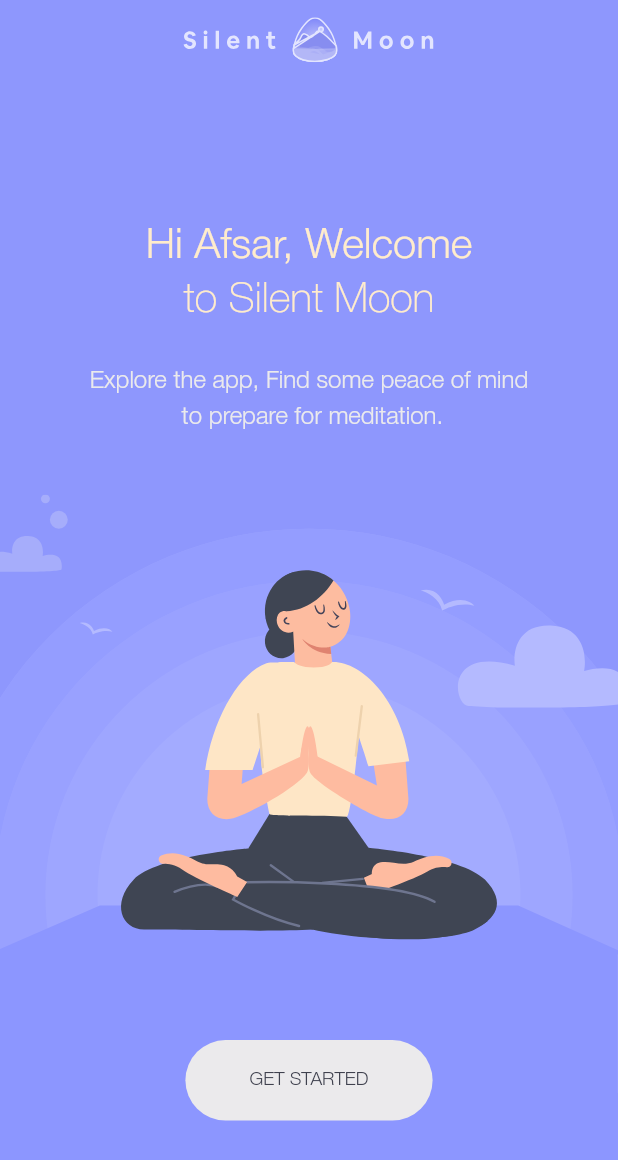
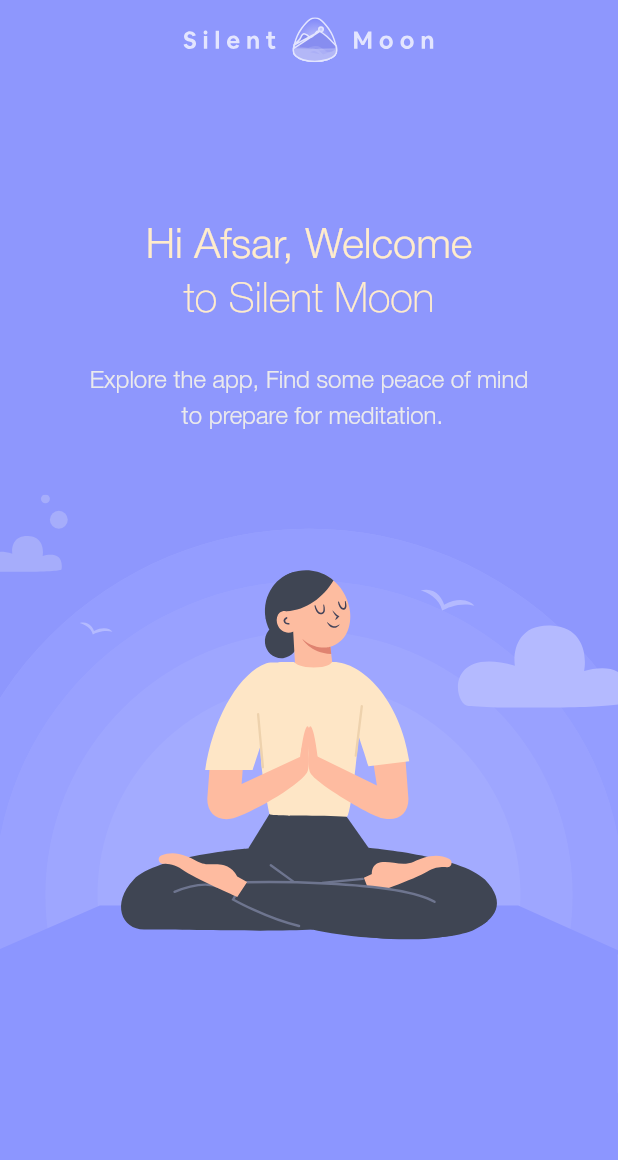
Before and after one commit to ngphsotu/meditation_app, a Flutter app: the screen it shows after launch, on a phone screen of 412 x 824 dp. Shown: the top 1160 px of the screen. Run offline on Flutter 3.47's test engine with Material 2 defaults, Android fonts, the phone set to English and light mode, and no system bars; our stand-ins replace device_preview, flutter_svg.

Commit message:
fix responsive

```diff
--- a/lib/pages/home_page.dart
+++ b/lib/pages/home_page.dart
@@ -14,25 +14,11 @@ class HomePage extends StatelessWidget {
       body: SafeArea(
         child: orientation == Orientation.portrait
             ? Stack(
-                children: [
-                  const GetStartedBackground(),
-                  const FractionallySizedBox(
+                children: const [
+                  GetStartedBackground(),
+                  FractionallySizedBox(
                     heightFactor: 0.35,
                     child: GetStartedHeader(),
-                  ),
-                  Align(
-                    alignment: const Alignment(0.0, 0.8),
-                    child: GetStartedButton(
-                      fixedSize: MaterialStateProperty.all(
-                        Size(
-                          size.width * 0.4,
-                          size.height * 0.065,
-                        ),
-                      ),
-                      textStyle: MaterialStateProperty.all(
-                        PrimaryFont.medium(size.height * 0.015),
-                      ),
-                    ),
                   ),
                 ],
               )
@@ -49,7 +35,23 @@ class HomePage extends StatelessWidget {
                   ),
                   Expanded(
                     child: Stack(
-                      children: const [GetStartedBackground()],
+                      children: [
+                        const GetStartedBackground(),
+                        Align(
+                          alignment: const Alignment(0.0, 0.8),
+                          child: GetStartedButton(
+                            fixedSize: MaterialStateProperty.all(
+                              Size(
+                                size.width * 0.4,
+                                size.height * 0.065,
+                              ),
+                            ),
+                            textStyle: MaterialStateProperty.all(
+                              PrimaryFont.medium(size.height * 0.015),
+                            ),
+                          ),
+                        ),
+                      ],
                     ),
                   ),
                 ],
@@ -75,7 +77,8 @@ class GetStartedButton extends StatelessWidget {
       onPressed: () {
         //Navigator.of(context).pushNamed('$ChooseTopicPage');
       },
-      child: Text('GET STARTED'),
+      // ignore: sort_child_properties_last
+      child: const Text('GET STARTED'),
       style: ButtonStyle(
         backgroundColor: MaterialStateProperty.all(kColorLightGrey),
         shape: MaterialStateProperty.all(
```
